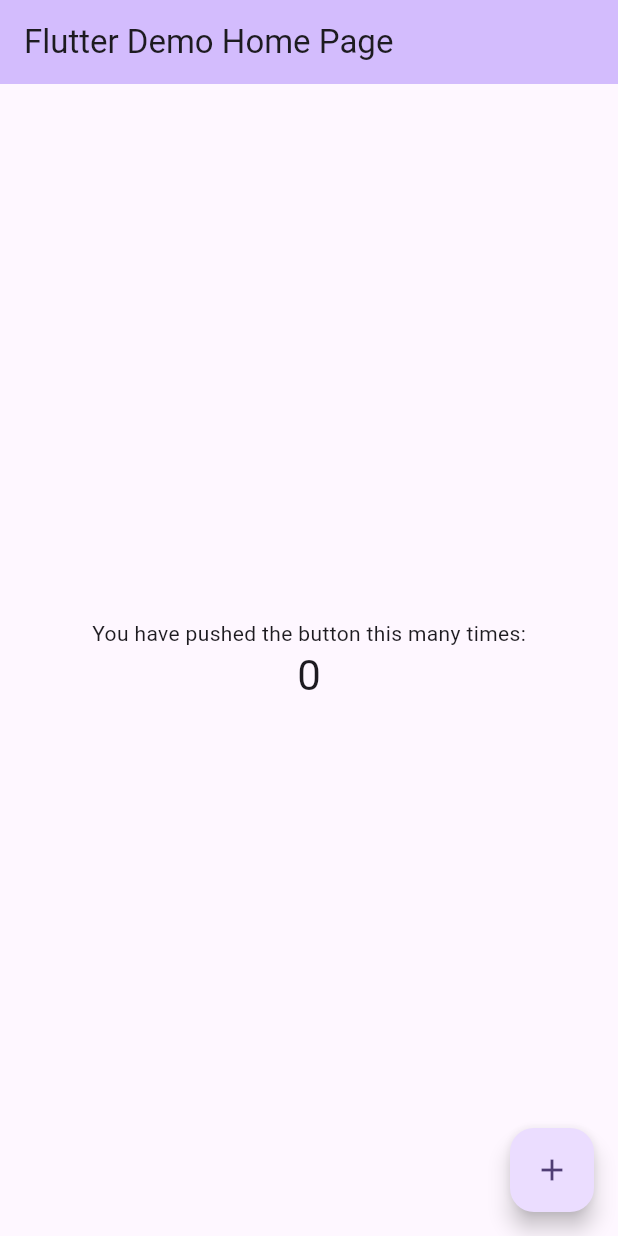
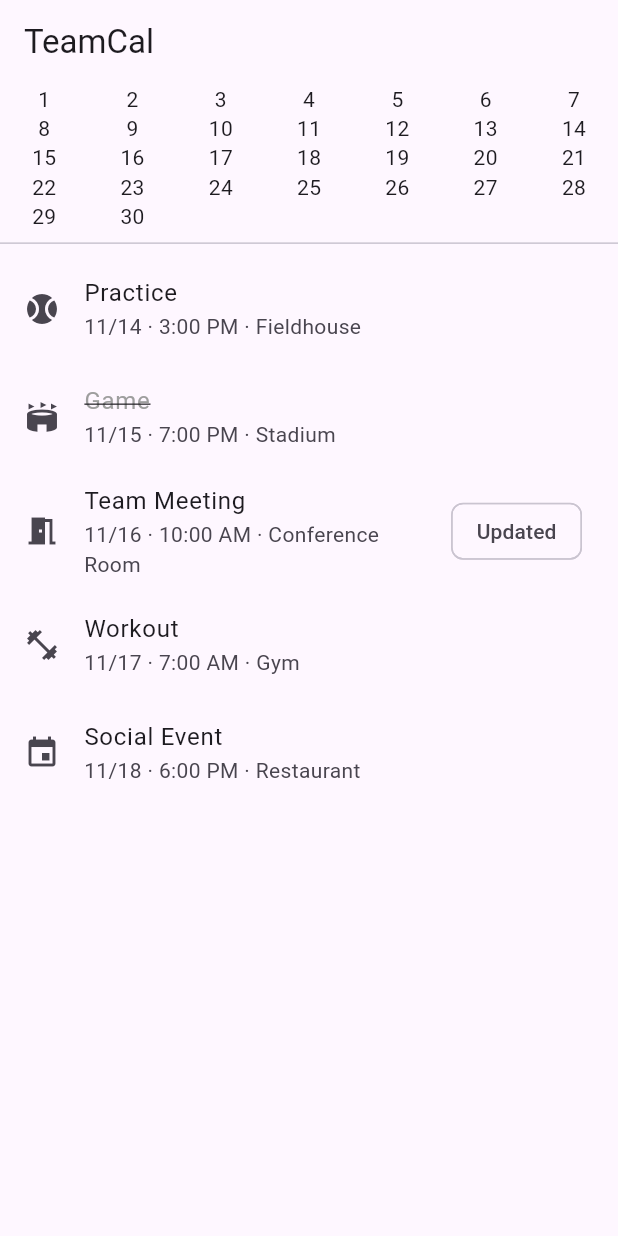
Before and after one commit to braylonbear/teamcal, a Flutter app: the screen it shows after launch, on a phone screen of 412 x 824 dp. Run offline on Flutter 3.47's test engine with Material 3 defaults, Android fonts, the phone set to English and light mode, and no system bars.

Commit message:
the work that has been done before this here

```diff
--- /dev/null
+++ b/lib/data/sample_events.dart
@@ -0,0 +1,46 @@
+import '../models/event.dart';
+
+final List<Event> sampleEvents = [
+  Event(
+    id: '1',
+    title: 'Practice',
+    type: EventType.practice,
+    status: EventStatus.scheduled,
+    startTime: DateTime(2026, 11, 14, 15, 0),
+    location: 'Fieldhouse',
+  ),
+  Event(
+    id: '2',
+    title: 'Game',
+    type: EventType.game,
+    status: EventStatus.cancelled,
+    startTime: DateTime(2026, 11, 15, 19, 0),
+    location: 'Stadium',
+  ),
+  Event(
+    id: '3',
+    title: 'Team Meeting',
+    type: EventType.meeting,
+    status: EventStatus.scheduled,
+    startTime: DateTime(2026, 11, 16, 10, 0),
+    location: 'Conference Room',
+    updatedAt: DateTime(2026, 11, 13, 12, 0),
+  ),
+  Event(
+    id: '4',
+    title: 'Workout',
+    type: EventType.lift,
+    status: EventStatus.scheduled,
+    startTime: DateTime(2026, 11, 17, 7, 0),
+    location: 'Gym',
+    notes: 'Bring water and a towel.',
+  ),
+  Event(
+    id: '5',
+    title: 'Social Event',
+    type: EventType.other,
+    status: EventStatus.scheduled,
+    startTime: DateTime(2026, 11, 18, 18, 0),
+    location: 'Restaurant',
+  ),
+];
--- a/lib/main.dart
+++ b/lib/main.dart
@@ -1,122 +1,34 @@
 import 'package:flutter/material.dart';
+import 'data/sample_events.dart';
+import 'widgets/event_tile.dart';
+import 'widgets/month_grid.dart';
+void main() => runApp(const TeamCalApp());
 
-void main() {
-  runApp(const MyApp());
-}
+class TeamCalApp extends StatelessWidget {
+  const TeamCalApp({super.key});
 
-class MyApp extends StatelessWidget {
-  const MyApp({super.key});
-
-  // This widget is the root of your application.
   @override
   Widget build(BuildContext context) {
     return MaterialApp(
-      title: 'Flutter Demo',
-      theme: ThemeData(
-        // This is the theme of your application.
-        //
-        // TRY THIS: Try running your application with "flutter run". You'll see
-        // the application has a purple toolbar. Then, without quitting the app,
-        // try changing the seedColor in the colorScheme below to Colors.green
-        // and then invoke "hot reload" (save your changes or press the "hot
-        // reload" button in a Flutter-supported IDE, or press "r" if you used
-        // the command line to start the app).
-        //
-        // Notice that the counter didn't reset back to zero; the application
-        // state is not lost during the reload. To reset the state, use hot
-        // restart instead.
-        //
-        // This works for code too, not just values: Most code changes can be
-        // tested with just a hot reload.
-        colorScheme: .fromSeed(seedColor: Colors.deepPurple),
-      ),
-      home: const MyHomePage(title: 'Flutter Demo Home Page'),
-    );
-  }
-}
-
-class MyHomePage extends StatefulWidget {
-  const MyHomePage({super.key, required this.title});
-
-  // This widget is the home page of your application. It is stateful, meaning
-  // that it has a State object (defined below) that contains fields that affect
-  // how it looks.
-
-  // This class is the configuration for the state. It holds the values (in this
-  // case the title) provided by the parent (in this case the App widget) and
-  // used by the build method of the State. Fields in a Widget subclass are
-  // always marked "final".
-
-  final String title;
-
-  @override
-  State<MyHomePage> createState() => _MyHomePageState();
-}
-
-class _MyHomePageState extends State<MyHomePage> {
-  int _counter = 0;
-
-  void _incrementCounter() {
-    setState(() {
-      // This call to setState tells the Flutter framework that something has
-      // changed in this State, which causes it to rerun the build method below
-      // so that the display can reflect the updated values. If we changed
-      // _counter without calling setState(), then the build method would not be
-      // called again, and so nothing would appear to happen.
-      _counter++;
-    });
-  }
-
-  @override
-  Widget build(BuildContext context) {
-    // This method is rerun every time setState is called, for instance as done
-    // by the _incrementCounter method above.
-    //
-    // The Flutter framework has been optimized to make rerunning build methods
-    // fast, so that you can just rebuild anything that needs updating rather
-    // than having to individually change instances of widgets.
-    return Scaffold(
-      appBar: AppBar(
-        // TRY THIS: Try changing the color here to a specific color (to
-        // Colors.amber, perhaps?) and trigger a hot reload to see the AppBar
-        // change color while the other colors stay the same.
-        backgroundColor: Theme.of(context).colorScheme.inversePrimary,
-        // Here we take the value from the MyHomePage object that was created by
-        // the App.build method, and use it to set our appbar title.
-        title: Text(widget.title),
-      ),
-      body: Center(
-        // Center is a layout widget. It takes a single child and positions it
-        // in the middle of the parent.
-        child: Column(
-          // Column is also a layout widget. It takes a list of children and
-          // arranges them vertically. By default, it sizes itself to fit its
-          // children horizontally, and tries to be as tall as its parent.
-          //
-          // Column has various properties to control how it sizes itself and
-          // how it positions its children. Here we use mainAxisAlignment to
-          // center the children vertically; the main axis here is the vertical
-          // axis because Columns are vertical (the cross axis would be
-          // horizontal).
-          //
-          // TRY THIS: Invoke "debug painting" (choose the "Toggle Debug Paint"
-          // action in the IDE, or press "p" in the console), to see the
-          // wireframe for each widget.
-          mainAxisAlignment: .center,
+      // take off the debug banner
+      debugShowCheckedModeBanner: false,
+      home: Scaffold(
+        appBar: AppBar(title: const Text('TeamCal')),
+        body: Column(
           children: [
-            const Text('You have pushed the button this many times:'),
-            Text(
-              '$_counter',
-              style: Theme.of(context).textTheme.headlineMedium,
+            const MonthGrid(),
+            const Divider(),
+            Expanded(
+              child: ListView.builder(
+                itemCount: sampleEvents.length,
+                itemBuilder: (context, index) {
+                  return EventTile(event: sampleEvents[index]);
+                },
+              ),
             ),
           ],
         ),
       ),
-      floatingActionButton: FloatingActionButton(
-        onPressed: _incrementCounter,
-        tooltip: 'Increment',
-        child: const Icon(Icons.add),
-      ),
     );
   }
 }
--- a/lib/models/event.dart
+++ b/lib/models/event.dart
@@ -5,7 +5,7 @@
 
 //these enums represent the type and status of an event in the application
 enum EventType { practice, game, meeting, lift, other }
-enum EventStatus { scheduled, completed, canceled }
+enum EventStatus { scheduled, completed, cancelled }
 
 // This class is the start and foundation of the calendar
 // It contains all the necessary information for an event, such as its title, type, status,
--- /dev/null
+++ b/lib/widgets/event_tile.dart
@@ -0,0 +1,47 @@
+import 'package:flutter/material.dart';
+import '../models/event.dart';
+
+
+// StatelessWidget is flutters ui class
+// final is like readonly
+// super.key takes the argument and passes it straight up to the parent constructor
+class EventTile extends StatelessWidget {
+  final Event event;
+  const EventTile({super.key, required this.event});
+
+  @override
+  Widget build(BuildContext context) {
+      return ListTile(
+    leading: Icon(_iconFor(event.type)),
+    title: Text(
+      event.title,
+      style: TextStyle(
+        // if event status is cancelled
+        decoration: event.status == EventStatus.cancelled
+            ? TextDecoration.lineThrough
+            : TextDecoration.none,
+        color: event.status == EventStatus.cancelled ? Colors.grey : null,
+      ),
+    ),
+    subtitle: Text('${_formatTime(event.startTime)} · ${event.location}'),
+    trailing: event.updatedAt != null
+        ? const Chip(label: Text('Updated'))
+        : null,
+    );
+  }
+
+  IconData _iconFor(EventType type) => switch (type) {
+    EventType.practice => Icons.sports_baseball,
+    EventType.game => Icons.stadium,
+    EventType.meeting => Icons.meeting_room,
+    EventType.lift => Icons.fitness_center,
+    EventType.other => Icons.event,
+  };
+
+  String _formatTime(DateTime d) {
+    final period = d.hour < 12 ? 'AM' : 'PM';
+    final hour = d.hour % 12 == 0 ? 12 : d.hour % 12;
+    final minute = d.minute.toString().padLeft(2, '0');
+    return '${d.month}/${d.day} · $hour:$minute $period';
+  }
+}
--- /dev/null
+++ b/lib/widgets/month_grid.dart
@@ -0,0 +1,31 @@
+import 'package:flutter/material.dart';
+
+class MonthGrid extends StatelessWidget {
+  const MonthGrid({super.key});
+
+  @override
+  Widget build(BuildContext context) {
+    DateTime firstDay = DateTime(2026, 11, 1);
+    int daysInMonth = 30;
+    int leadingBlanks = firstDay.weekday % 7;
+
+    List<Widget> boxes = [];
+
+    // empty boxes first
+    for (int i = 0; i < leadingBlanks; i++) {
+      boxes.add(Text(''));
+    }
+
+    // then the day numbers
+    for (int day = 1; day <= daysInMonth; day++) {
+      boxes.add(Center(child: Text('$day')));
+    }
+
+    return GridView.count(
+      crossAxisCount: 7,   // 7 days per row
+      shrinkWrap: true,
+      childAspectRatio: 3,
+      children: boxes,
+    );
+  }
+}
```
Also changed, not shown: 1 other file.
